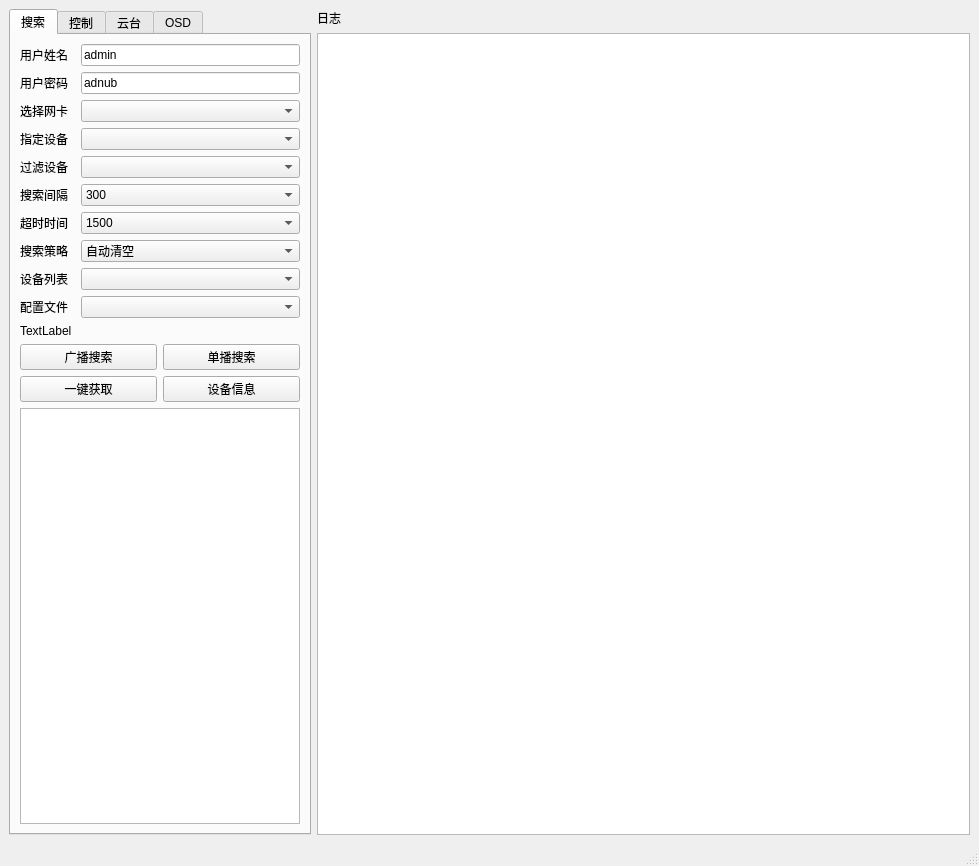
The window that mainwindow.ui (chan233/onvifdemo) describes before a commit, drawn with Qt 5.
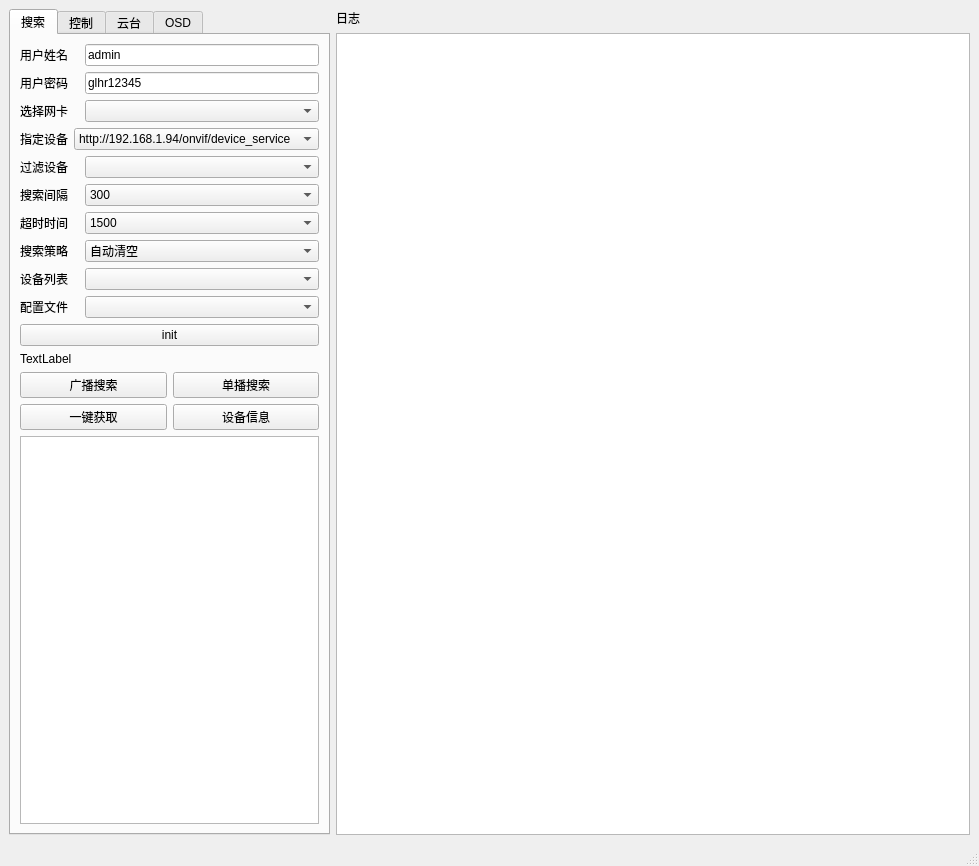
The same window after the commit. The open tabs and pages were chosen to show the change.

Diff of the .ui file:
```diff
--- a/mainwindow.ui
+++ b/mainwindow.ui
@@ -57,7 +57,7 @@
             <item>
              <widget class="QLineEdit" name="lineEdit_password">
               <property name="text">
-               <string>adnub</string>
+               <string>glhr12345</string>
               </property>
              </widget>
             </item>
@@ -87,7 +87,13 @@
              </widget>
             </item>
             <item>
-             <widget class="QComboBox" name="comboBox_2"/>
+             <widget class="QComboBox" name="comboBox_2">
+              <item>
+               <property name="text">
+                <string>http://192.168.1.94/onvif/device_service</string>
+               </property>
+              </item>
+             </widget>
             </item>
            </layout>
           </item>
@@ -279,6 +285,13 @@
             </item>
            </layout>
           </item>
+          <item>
+           <widget class="QPushButton" name="pushButton_init">
+            <property name="text">
+             <string>init</string>
+            </property>
+           </widget>
+          </item>
           <item>
            <widget class="QLabel" name="label_11">
             <property name="text">
@@ -1373,7 +1386,7 @@
      </widget>
     </item>
     <item>
-     <layout class="QVBoxLayout" name="verticalLayout_17">
+     <layout class="QVBoxLayout" name="verticalLayout_17" stretch="0,2,0">
       <item>
        <widget class="QLabel" name="label_23">
         <property name="text">
```
Left out of the diff: 5 changed lines with no effect on the pictures.
